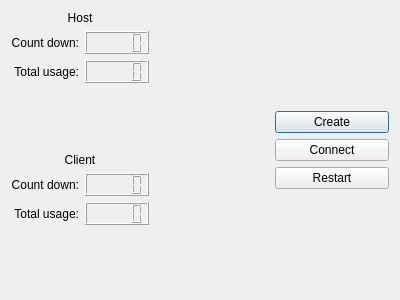
This is dialog.ui in lazycal/QtGomoku as Qt 5 draws it before an edit. The edited form follows.
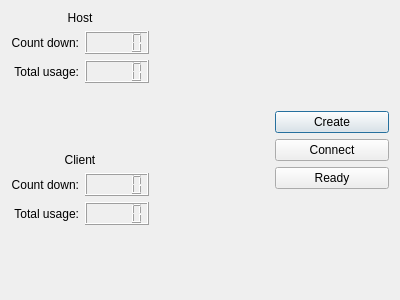
This is the edited form. Custom widgets are drawn as their Qt base class.

What changed in the file:
```diff
--- a/dialog.ui
+++ b/dialog.ui
@@ -151,7 +151,7 @@
      <item>
       <widget class="QPushButton" name="pushButton_3">
        <property name="text">
-        <string>Restart</string>
+        <string>Ready</string>
        </property>
       </widget>
      </item>
```
